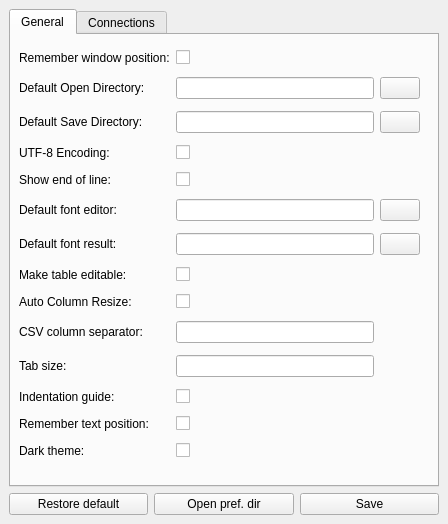
Above: source/qtdesigner/preferences_ui.ui from MValaguz/MSql before the change. Below: the same form after it.
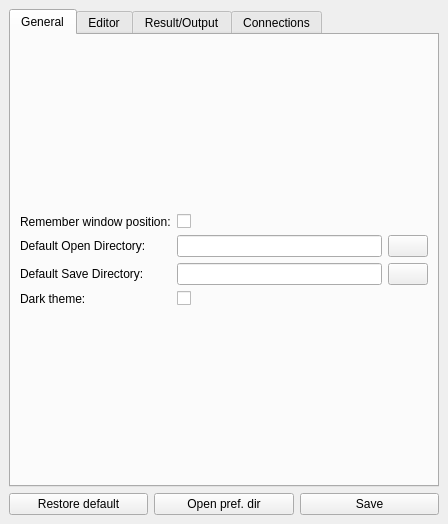
That is the form after the change. The open tabs and pages were chosen to show the change. Icons and pictures are not drawn.

```diff
--- a/source/qtdesigner/preferences_ui.ui
+++ b/source/qtdesigner/preferences_ui.ui
@@ -18,26 +18,53 @@
     <normaloff>:/icons/icons/MSql.ico</normaloff>:/icons/icons/MSql.ico</iconset>
   </property>
   <widget class="QWidget" name="centralwidget">
-   <layout class="QVBoxLayout" name="verticalLayout_3">
-    <item>
+   <layout class="QGridLayout" name="gridLayout_3">
+    <item row="0" column="0">
      <widget class="QTabWidget" name="o_tab_widget">
       <property name="currentIndex">
-       <number>0</number>
+       <number>2</number>
       </property>
       <widget class="QWidget" name="general">
        <attribute name="title">
         <string>General</string>
        </attribute>
-       <widget class="QWidget" name="layoutWidget">
-        <property name="geometry">
-         <rect>
-          <x>8</x>
-          <y>9</y>
-          <width>401</width>
-          <height>421</height>
-         </rect>
-        </property>
-        <layout class="QGridLayout" name="gridLayout_2">
+       <layout class="QGridLayout" name="gridLayout_5">
+        <item row="0" column="0">
+         <layout class="QGridLayout" name="gridLayout_4">
+          <item row="0" column="0">
+           <widget class="QLabel" name="label_10">
+            <property name="text">
+             <string>Remember window position:</string>
+            </property>
+            <property name="buddy">
+             <cstring>e_remember_window_pos</cstring>
+            </property>
+           </widget>
+          </item>
+          <item row="0" column="1">
+           <widget class="QCheckBox" name="e_remember_window_pos"/>
+          </item>
+          <item row="1" column="0">
+           <widget class="QLabel" name="label">
+            <property name="text">
+             <string>Default Open Directory:</string>
+            </property>
+            <property name="buddy">
+             <cstring>e_default_open_dir</cstring>
+            </property>
+           </widget>
+          </item>
+          <item row="1" column="1">
+           <widget class="QLineEdit" name="e_default_open_dir"/>
+          </item>
+          <item row="1" column="2">
+           <widget class="QPushButton" name="b_default_open_dir">
+            <property name="icon">
+             <iconset resource="resource.qrc">
+              <normaloff>:/icons/icons/folder.png</normaloff>:/icons/icons/folder.png</iconset>
+            </property>
+           </widget>
+          </item>
          <item row="2" column="0">
           <widget class="QLabel" name="label_2">
            <property name="text">
@@ -48,120 +75,18 @@
            </property>
           </widget>
          </item>
-         <item row="4" column="1">
-          <widget class="QCheckBox" name="e_default_utf_8"/>
-         </item>
-         <item row="6" column="0">
-          <widget class="QLabel" name="label_4">
-           <property name="text">
-            <string>Default font editor:</string>
-           </property>
-           <property name="buddy">
-            <cstring>e_default_font_editor</cstring>
-           </property>
-          </widget>
-         </item>
-         <item row="1" column="1">
-          <widget class="QLineEdit" name="e_default_open_dir"/>
-         </item>
-         <item row="6" column="1">
-          <widget class="QLineEdit" name="e_default_font_editor">
-           <property name="readOnly">
-            <bool>true</bool>
-           </property>
-          </widget>
-         </item>
-         <item row="0" column="1">
-          <widget class="QCheckBox" name="e_remember_window_pos"/>
-         </item>
-         <item row="0" column="0">
-          <widget class="QLabel" name="label_10">
-           <property name="text">
-            <string>Remember window position:</string>
-           </property>
-           <property name="buddy">
-            <cstring>e_remember_window_pos</cstring>
-           </property>
-          </widget>
-         </item>
          <item row="2" column="1">
           <widget class="QLineEdit" name="e_default_save_dir"/>
          </item>
-         <item row="7" column="0">
-          <widget class="QLabel" name="label_5">
-           <property name="text">
-            <string>Default font result:</string>
-           </property>
-           <property name="buddy">
-            <cstring>e_default_font_result</cstring>
-           </property>
-          </widget>
-         </item>
-         <item row="6" column="2">
-          <widget class="QPushButton" name="b_default_font_editor">
+          <item row="2" column="2">
+           <widget class="QPushButton" name="b_default_save_dir">
            <property name="icon">
             <iconset resource="resource.qrc">
-             <normaloff>:/icons/icons/font_type.png</normaloff>:/icons/icons/font_type.png</iconset>
+              <normaloff>:/icons/icons/folder.png</normaloff>:/icons/icons/folder.png</iconset>
            </property>
           </widget>
          </item>
-         <item row="5" column="1">
-          <widget class="QCheckBox" name="e_default_end_of_line">
-           <property name="text">
-            <string/>
-           </property>
-           <property name="icon">
-            <iconset>
-             <normaloff>:/icons/icons/end_of_line.gif</normaloff>:/icons/icons/end_of_line.gif</iconset>
-           </property>
-          </widget>
-         </item>
-         <item row="10" column="0">
-          <widget class="QLabel" name="label_12">
-           <property name="text">
-            <string>CSV column separator:</string>
-           </property>
-           <property name="buddy">
-            <cstring>e_default_csv_separator</cstring>
-           </property>
-          </widget>
-         </item>
-         <item row="8" column="0">
-          <widget class="QLabel" name="label_6">
-           <property name="text">
-            <string>Make table editable:</string>
-           </property>
-           <property name="buddy">
-            <cstring>e_default_editable</cstring>
-           </property>
-          </widget>
-         </item>
-         <item row="7" column="1">
-          <widget class="QLineEdit" name="e_default_font_result">
-           <property name="readOnly">
-            <bool>true</bool>
-           </property>
-          </widget>
-         </item>
-         <item row="7" column="2">
-          <widget class="QPushButton" name="b_default_font_result">
-           <property name="icon">
-            <iconset resource="resource.qrc">
-             <normaloff>:/icons/icons/font_type.png</normaloff>:/icons/icons/font_type.png</iconset>
-           </property>
-          </widget>
-         </item>
-         <item row="5" column="0">
-          <widget class="QLabel" name="label_9">
-           <property name="text">
-            <string>Show end of line:</string>
-           </property>
-           <property name="buddy">
-            <cstring>e_default_end_of_line</cstring>
-           </property>
-          </widget>
-         </item>
-         <item row="14" column="0">
+          <item row="3" column="0">
           <widget class="QLabel" name="label_8">
            <property name="text">
             <string>Dark theme:</string>
@@ -171,36 +96,104 @@
            </property>
           </widget>
          </item>
-         <item row="8" column="1">
-          <widget class="QCheckBox" name="e_default_editable">
-           <property name="text">
-            <string/>
-           </property>
-          </widget>
-         </item>
-         <item row="14" column="1">
+          <item row="3" column="1">
           <widget class="QCheckBox" name="e_dark_theme">
            <property name="text">
             <string/>
            </property>
           </widget>
          </item>
-         <item row="13" column="1">
-          <widget class="QCheckBox" name="e_remember_text_pos">
+         </layout>
+        </item>
+       </layout>
+      </widget>
+      <widget class="QWidget" name="editor">
+       <attribute name="title">
+        <string>Editor</string>
+       </attribute>
+       <layout class="QGridLayout" name="gridLayout_7">
+        <item row="0" column="0">
+         <layout class="QGridLayout" name="gridLayout_6">
+          <item row="0" column="0" colspan="2">
+           <widget class="QLabel" name="label_3">
+            <property name="text">
+             <string>UTF-8 Encoding:</string>
+            </property>
+            <property name="buddy">
+             <cstring>e_default_utf_8</cstring>
+            </property>
+           </widget>
+          </item>
+          <item row="1" column="0" colspan="2">
+           <widget class="QLabel" name="label_9">
+            <property name="text">
+             <string>Show end of line:</string>
+            </property>
+            <property name="buddy">
+             <cstring>e_default_end_of_line</cstring>
+            </property>
+           </widget>
+          </item>
+          <item row="2" column="0" colspan="2">
+           <widget class="QLabel" name="label_4">
+            <property name="text">
+             <string>Default font editor:</string>
+            </property>
+            <property name="buddy">
+             <cstring>e_default_font_editor</cstring>
+            </property>
+           </widget>
+          </item>
+          <item row="2" column="5">
+           <widget class="QPushButton" name="b_default_font_editor">
+            <property name="icon">
+             <iconset resource="resource.qrc">
+              <normaloff>:/icons/icons/font_type.png</normaloff>:/icons/icons/font_type.png</iconset>
+            </property>
+           </widget>
+          </item>
+          <item row="4" column="0" colspan="2">
+           <widget class="QLabel" name="label_16">
+            <property name="text">
+             <string>Indentation guide:</string>
+            </property>
+            <property name="buddy">
+             <cstring>e_default_indentation_guide</cstring>
+            </property>
+           </widget>
+          </item>
+          <item row="2" column="2">
+           <widget class="QLineEdit" name="e_default_font_editor">
+            <property name="readOnly">
+             <bool>true</bool>
+            </property>
+           </widget>
+          </item>
+          <item row="1" column="2">
+           <widget class="QCheckBox" name="e_default_end_of_line">
            <property name="text">
             <string/>
            </property>
-          </widget>
-         </item>
-         <item row="9" column="1">
-          <widget class="QCheckBox" name="e_default_auto_column_resize">
            <property name="icon">
             <iconset>
-             <normaloff>:/icons/icons/fix_column.gif</normaloff>:/icons/icons/fix_column.gif</iconset>
+              <normaloff>:/icons/icons/end_of_line.gif</normaloff>:/icons/icons/end_of_line.gif</iconset>
            </property>
           </widget>
          </item>
-         <item row="13" column="0">
+          <item row="0" column="2">
+           <widget class="QCheckBox" name="e_default_utf_8"/>
+          </item>
+          <item row="4" column="2">
+           <widget class="QCheckBox" name="e_default_indentation_guide">
+            <property name="toolTip">
+             <string>Indent guides are vertical dotted lines that indicate the indent level of text in the edit window </string>
+            </property>
+            <property name="text">
+             <string/>
+            </property>
+           </widget>
+          </item>
+          <item row="5" column="0" colspan="2">
           <widget class="QLabel" name="label_7">
            <property name="text">
             <string>Remember text position:</string>
@@ -210,32 +203,90 @@
            </property>
           </widget>
          </item>
-         <item row="11" column="0">
+          <item row="5" column="2">
+           <widget class="QCheckBox" name="e_remember_text_pos">
+            <property name="text">
+             <string/>
+            </property>
+           </widget>
+          </item>
+          <item row="3" column="0" colspan="2">
           <widget class="QLabel" name="label_15">
            <property name="text">
             <string>Tab size:</string>
            </property>
-          </widget>
-         </item>
-         <item row="11" column="1">
+            <property name="buddy">
+             <cstring>e_tab_size</cstring>
+            </property>
+           </widget>
+          </item>
+          <item row="3" column="2">
           <widget class="QLineEdit" name="e_tab_size">
            <property name="inputMask">
             <string>9</string>
            </property>
           </widget>
          </item>
-         <item row="1" column="2">
-          <widget class="QPushButton" name="b_default_open_dir">
-           <property name="icon">
-            <iconset resource="resource.qrc">
-             <normaloff>:/icons/icons/folder.png</normaloff>:/icons/icons/folder.png</iconset>
-           </property>
-          </widget>
-         </item>
-         <item row="10" column="1">
+         </layout>
+        </item>
+       </layout>
+      </widget>
+      <widget class="QWidget" name="result">
+       <attribute name="title">
+        <string>Result/Output</string>
+       </attribute>
+       <layout class="QGridLayout" name="gridLayout_8">
+        <item row="0" column="0">
+         <layout class="QGridLayout" name="gridLayout_2">
+          <item row="1" column="0" colspan="2">
+           <widget class="QLabel" name="label_6">
+            <property name="text">
+             <string>Make table editable:</string>
+            </property>
+            <property name="buddy">
+             <cstring>e_default_editable</cstring>
+            </property>
+           </widget>
+          </item>
+          <item row="2" column="0" colspan="2">
+           <widget class="QLabel" name="label_5">
+            <property name="text">
+             <string>Default font result:</string>
+            </property>
+            <property name="buddy">
+             <cstring>e_default_font_result</cstring>
+            </property>
+           </widget>
+          </item>
+          <item row="3" column="2">
           <widget class="QLineEdit" name="e_default_csv_separator"/>
          </item>
-         <item row="9" column="0">
+          <item row="1" column="2">
+           <widget class="QCheckBox" name="e_default_editable">
+            <property name="text">
+             <string/>
+            </property>
+           </widget>
+          </item>
+          <item row="2" column="4">
+           <widget class="QPushButton" name="b_default_font_result">
+            <property name="icon">
+             <iconset resource="resource.qrc">
+              <normaloff>:/icons/icons/font_type.png</normaloff>:/icons/icons/font_type.png</iconset>
+            </property>
+           </widget>
+          </item>
+          <item row="3" column="0" colspan="2">
+           <widget class="QLabel" name="label_12">
+            <property name="text">
+             <string>CSV column separator:</string>
+            </property>
+            <property name="buddy">
+             <cstring>e_default_csv_separator</cstring>
+            </property>
+           </widget>
+          </item>
+          <item row="0" column="0" colspan="2">
           <widget class="QLabel" name="label_11">
            <property name="text">
             <string>Auto Column Resize:</string>
@@ -245,53 +296,41 @@
            </property>
           </widget>
          </item>
-         <item row="4" column="0">
-          <widget class="QLabel" name="label_3">
-           <property name="text">
-            <string>UTF-8 Encoding:</string>
-           </property>
-           <property name="buddy">
-            <cstring>e_default_utf_8</cstring>
-           </property>
-          </widget>
-         </item>
-         <item row="2" column="2">
-          <widget class="QPushButton" name="b_default_save_dir">
+          <item row="0" column="2">
+           <widget class="QCheckBox" name="e_default_auto_column_resize">
            <property name="icon">
-            <iconset resource="resource.qrc">
-             <normaloff>:/icons/icons/folder.png</normaloff>:/icons/icons/folder.png</iconset>
+             <iconset>
+              <normaloff>:/icons/icons/fix_column.gif</normaloff>:/icons/icons/fix_column.gif</iconset>
            </property>
           </widget>
          </item>
-         <item row="1" column="0">
-          <widget class="QLabel" name="label">
+          <item row="2" column="2">
+           <widget class="QLineEdit" name="e_default_font_result">
+            <property name="readOnly">
+             <bool>true</bool>
+            </property>
+           </widget>
+          </item>
+          <item row="4" column="0" colspan="2">
+           <widget class="QLabel" name="label_17">
            <property name="text">
-            <string>Default Open Directory:</string>
+             <string>Auto-Clear output:</string>
            </property>
            <property name="buddy">
-            <cstring>e_default_open_dir</cstring>
+             <cstring>e_default_auto_clear_output</cstring>
            </property>
           </widget>
          </item>
-         <item row="12" column="0">
-          <widget class="QLabel" name="label_16">
-           <property name="text">
-            <string>Indentation guide:</string>
-           </property>
-          </widget>
-         </item>
-         <item row="12" column="1">
-          <widget class="QCheckBox" name="e_default_indentation_guide">
-           <property name="toolTip">
-            <string>Indent guides are vertical dotted lines that indicate the indent level of text in the edit window </string>
-           </property>
+          <item row="4" column="2">
+           <widget class="QCheckBox" name="e_default_auto_clear_output">
            <property name="text">
             <string/>
            </property>
           </widget>
          </item>
         </layout>
-       </widget>
+        </item>
+       </layout>
       </widget>
       <widget class="QWidget" name="connections">
        <attribute name="title">
@@ -449,7 +488,7 @@
       </widget>
      </widget>
     </item>
-    <item>
+    <item row="1" column="0">
      <layout class="QHBoxLayout" name="horizontalLayout">
       <item>
        <widget class="QPushButton" name="b_restore">
```
Left out of the diff: 96 changed lines with no effect on the pictures. Lines whose indentation alone changed are shown as unchanged.
